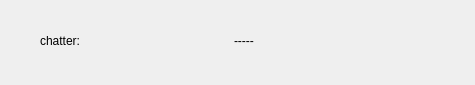
First picture: the form in my_first_gui_node/include/my_first_gui_node/hello_gui.ui, repository KroNton/ROS-GUI, before the edit.
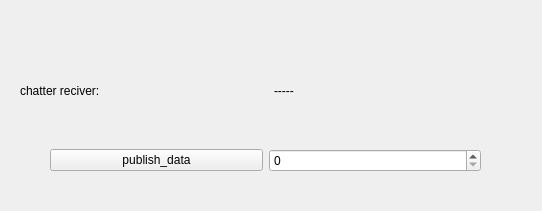
Second picture: the form after the edit.

Commit message: add publisher button to GUI

```diff
--- a/my_first_gui_node/include/my_first_gui_node/hello_gui.ui
+++ b/my_first_gui_node/include/my_first_gui_node/hello_gui.ui
@@ -6,8 +6,8 @@
    <rect>
     <x>0</x>
     <y>0</y>
-    <width>475</width>
-    <height>85</height>
+    <width>542</width>
+    <height>211</height>
    </rect>
   </property>
   <property name="windowTitle">
@@ -16,9 +16,9 @@
   <widget class="QWidget" name="horizontalLayoutWidget">
    <property name="geometry">
     <rect>
-     <x>40</x>
-     <y>20</y>
-     <width>381</width>
+     <x>20</x>
+     <y>70</y>
+     <width>501</width>
      <height>41</height>
     </rect>
    </property>
@@ -26,7 +26,7 @@
     <item>
      <widget class="QLabel" name="chatte_title">
       <property name="text">
-       <string>chatter:</string>
+       <string>chatter reciver:</string>
       </property>
      </widget>
     </item>
@@ -39,6 +39,28 @@
     </item>
    </layout>
   </widget>
+  <widget class="QWidget" name="horizontalLayoutWidget_2">
+   <property name="geometry">
+    <rect>
+     <x>50</x>
+     <y>130</y>
+     <width>431</width>
+     <height>61</height>
+    </rect>
+   </property>
+   <layout class="QHBoxLayout" name="horizontalLayout_2">
+    <item>
+     <widget class="QPushButton" name="pub_Button">
+      <property name="text">
+       <string>publish_data</string>
+      </property>
+     </widget>
+    </item>
+    <item>
+     <widget class="QSpinBox" name="spinBox"/>
+    </item>
+   </layout>
+  </widget>
  </widget>
  <resources/>
  <connections/>
```
